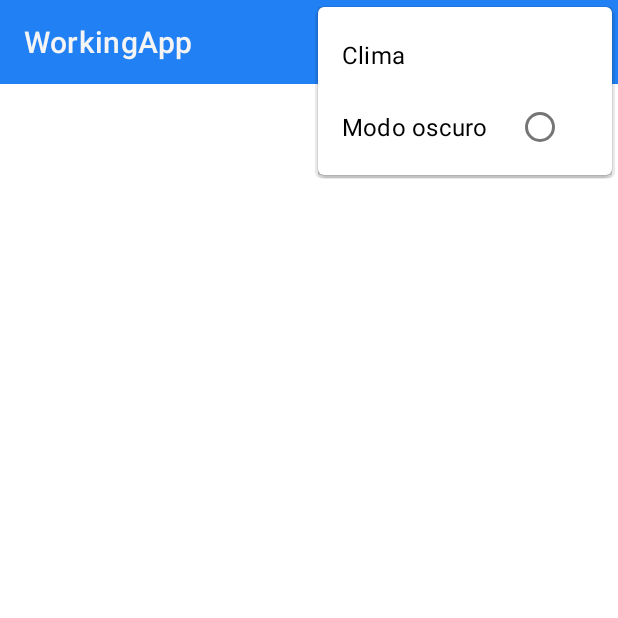
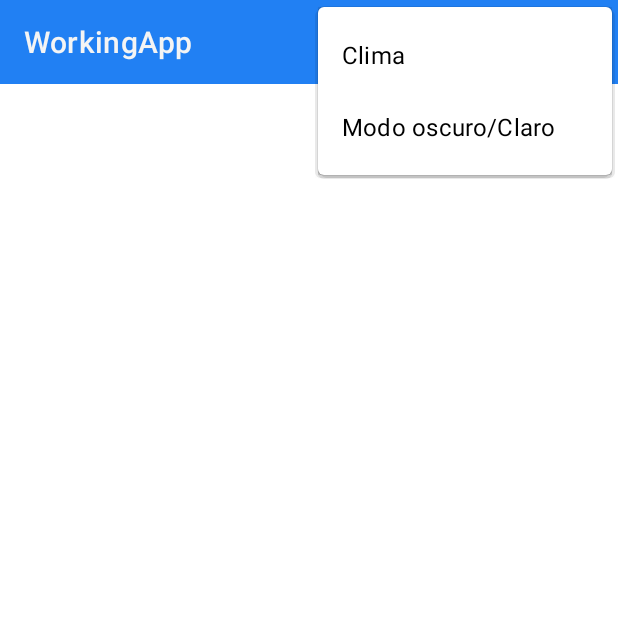
Before and after one commit to analiafer/WorkingApp, an Android app: the screen it shows after launch (MainActivity), with the options menu open, on a phone screen of 412 x 824 dp, the top half of it. Run offline under Robolectric (Android 15) with nearby library versions, the light colour scheme and no system bars; our stand-ins replace Room's generated code.

Commit message:
Disolvido el switch. Cambios al navegar entre activitys para no abrir infinitamente.

```diff
--- a/app/src/main/res/menu/appbar_top.xml
+++ b/app/src/main/res/menu/appbar_top.xml
@@ -3,14 +3,9 @@
     <item
         android:id="@+id/option_celendar"
         android:enabled="true"
-        android:title="@string/clima"/>
+        android:title="@string/clima" />
 
-    <group android:checkableBehavior="single">
-        <item
-            android:id="@+id/modoOscuro"
-            android:title="Modo oscuro"
-            android:actionLayout="@layout/theme_switch"/>
-    </group>
-
-
+    <item
+        android:id="@+id/modoOscuro"
+        android:title="Modo oscuro/Claro" />
 </menu>
```
Also changed, not shown: app/src/main/java/com/example/workingapp/ui/CancelActivity.kt (+3 -10 lines), app/src/main/java/com/example/workingapp/ui/DoneActivity.kt (+14 -21 lines), app/src/main/java/com/example/workingapp/ui/EnProcesoActivity.kt (+3 -11 lines), app/src/main/java/com/example/workingapp/ui/MainActivity.kt (+0 -7 lines), app/src/main/res/layout/theme_switch.xml (deleted, +0 -14 lines).
